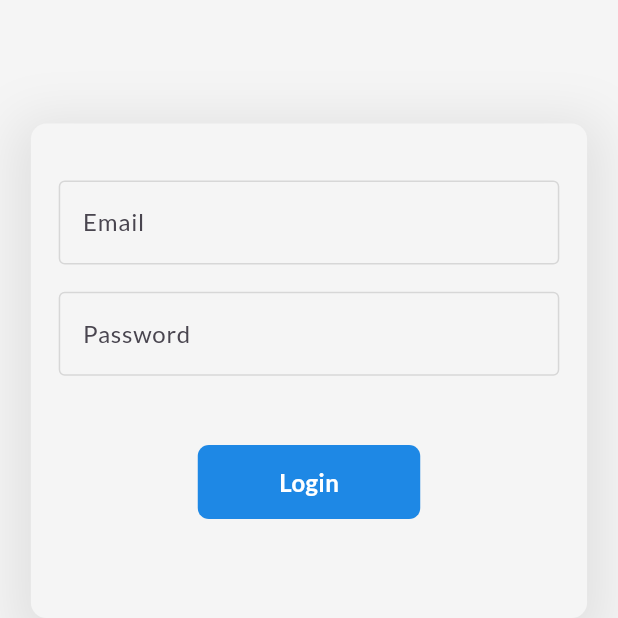
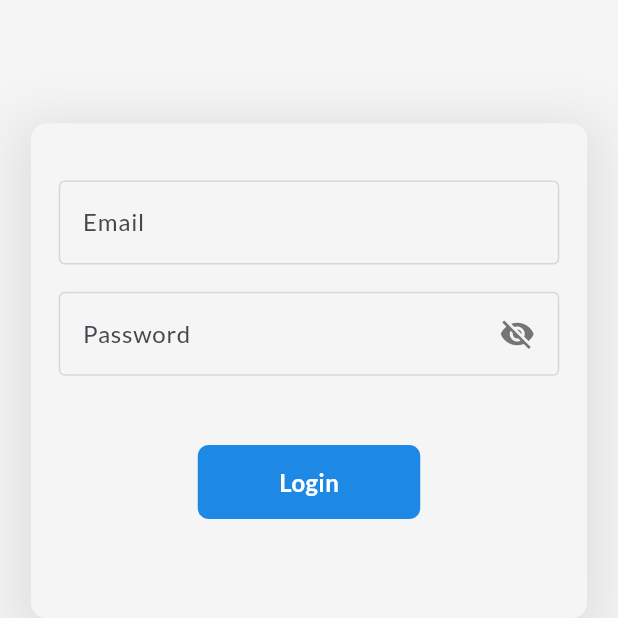
Before and after one commit to bhawesh2002/auth_screens, a Flutter app: the screen it shows after launch, after a tap on "Login", on a phone screen of 412 x 824 dp, the top half of it. Run offline on Flutter 3.47's test engine with Material 3 defaults, Android fonts, the phone set to English and light mode, and no system bars; our stand-ins replace firebase_auth, firebase_core, get, google_fonts; accounts and stored records are empty; generated files the repository leaves out were written again.

Commit message:
feat: Add password visibility toggle to Login and Signup pages

```diff
--- a/lib/pages/login_page.dart
+++ b/lib/pages/login_page.dart
@@ -18,6 +18,7 @@ class _LoginPageState extends State<LoginPage> {
       TextEditingController(text: "");
   final TextEditingController _passController = TextEditingController(text: "");
   bool logInTapped = false;
+  bool _passVisible = true;
   @override
   Widget build(BuildContext context) {
     return SafeArea(
@@ -95,6 +96,22 @@ class _LoginPageState extends State<LoginPage> {
                             decoration: InputDecoration(
                               border: const OutlineInputBorder(),
                               hintText: "Password",
+                              suffixIconConstraints: BoxConstraints.tight(
+                                  const Size(56,
+                                      48)), //Calculated Value (DO NOT CHANGE)
+                              suffixIcon: GestureDetector(
+                                onTap: () {
+                                  setState(() {
+                                    _passVisible = !_passVisible;
+                                  });
+                                },
+                                child: Icon(
+                                  _passVisible
+                                      ? Icons.visibility_off
+                                      : Icons.visibility,
+                                  color: Colors.grey.shade600,
+                                ),
+                              ),
                               focusedBorder: OutlineInputBorder(
                                 borderSide: BorderSide(
                                   color: Colors.blue.shade600,
--- a/lib/pages/signup_page.dart
+++ b/lib/pages/signup_page.dart
@@ -20,6 +20,8 @@ class _SignupPageState extends State<SignupPage> {
   final TextEditingController _confirmPassController =
       TextEditingController(text: "");
   bool signUpTapped = false;
+  bool _passVisible = true;
+  bool _conirfPassVisible = true;
   @override
   Widget build(BuildContext context) {
     return SafeArea(
@@ -91,12 +93,29 @@ class _SignupPageState extends State<SignupPage> {
                           child: SizedBox(
                             width: constraints.maxWidth * 0.9,
                             child: TextField(
+                              textAlignVertical: TextAlignVertical.center,
                               controller: _passController,
-                              obscureText: true,
+                              obscureText: _passVisible,
                               cursorColor: Colors.blue.shade600,
                               decoration: InputDecoration(
                                 border: const OutlineInputBorder(),
                                 hintText: "Password",
+                                suffixIconConstraints: BoxConstraints.tight(
+                                    const Size(56,
+                                        48)), //Calculated Value (DO NOT CHANGE)
+                                suffixIcon: GestureDetector(
+                                  onTap: () {
+                                    setState(() {
+                                      _passVisible = !_passVisible;
+                                    });
+                                  },
+                                  child: Icon(
+                                    _passVisible
+                                        ? Icons.visibility_off
+                                        : Icons.visibility,
+                                    color: Colors.grey.shade600,
+                                  ),
+                                ),
                                 focusedBorder: OutlineInputBorder(
                                   borderSide: BorderSide(
                                     color: Colors.blue.shade600,
@@ -129,9 +148,26 @@ class _SignupPageState extends State<SignupPage> {
                             child: TextField(
                               controller: _confirmPassController,
                               cursorColor: Colors.blue.shade600,
+                              obscureText: _conirfPassVisible,
                               decoration: InputDecoration(
                                 border: const OutlineInputBorder(),
                                 hintText: "Confirm Password",
+                                suffixIconConstraints: BoxConstraints.tight(
+                                    const Size(56,
+                                        48)), //Calculated Value (DO NOT CHANGE)
+                                suffixIcon: GestureDetector(
+                                  onTap: () {
+                                    setState(() {
+                                      _conirfPassVisible = !_conirfPassVisible;
+                                    });
+                                  },
+                                  child: Icon(
+                                    _conirfPassVisible
+                                        ? Icons.visibility_off
+                                        : Icons.visibility,
+                                    color: Colors.grey.shade600,
+                                  ),
+                                ),
                                 focusedBorder: OutlineInputBorder(
                                   borderSide: BorderSide(
                                     color: Colors.blue.shade600,
```
